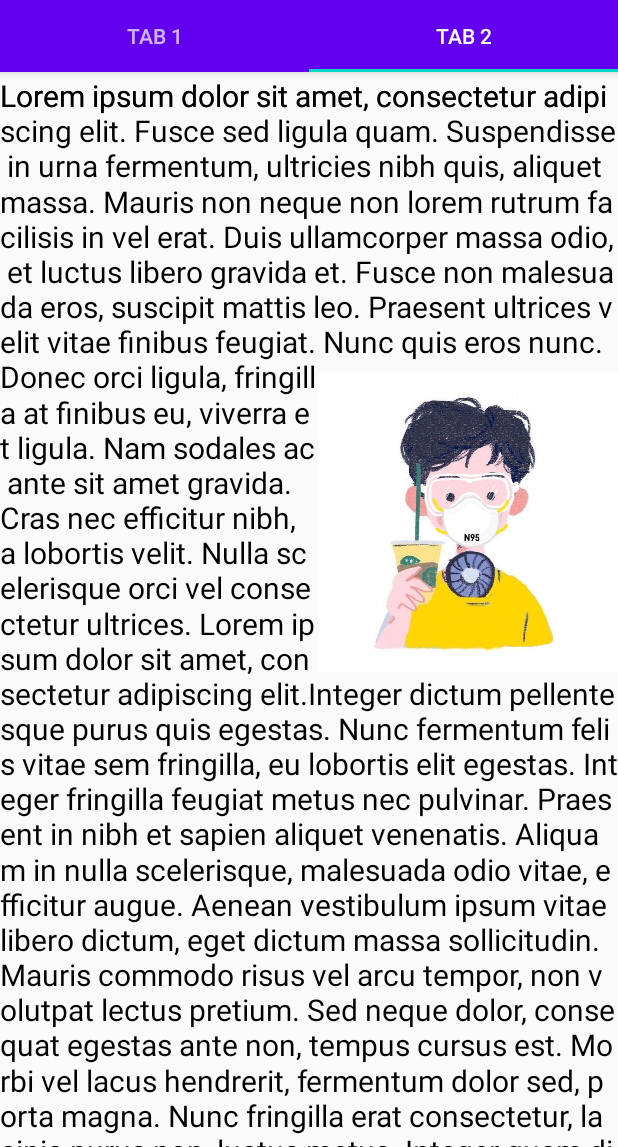
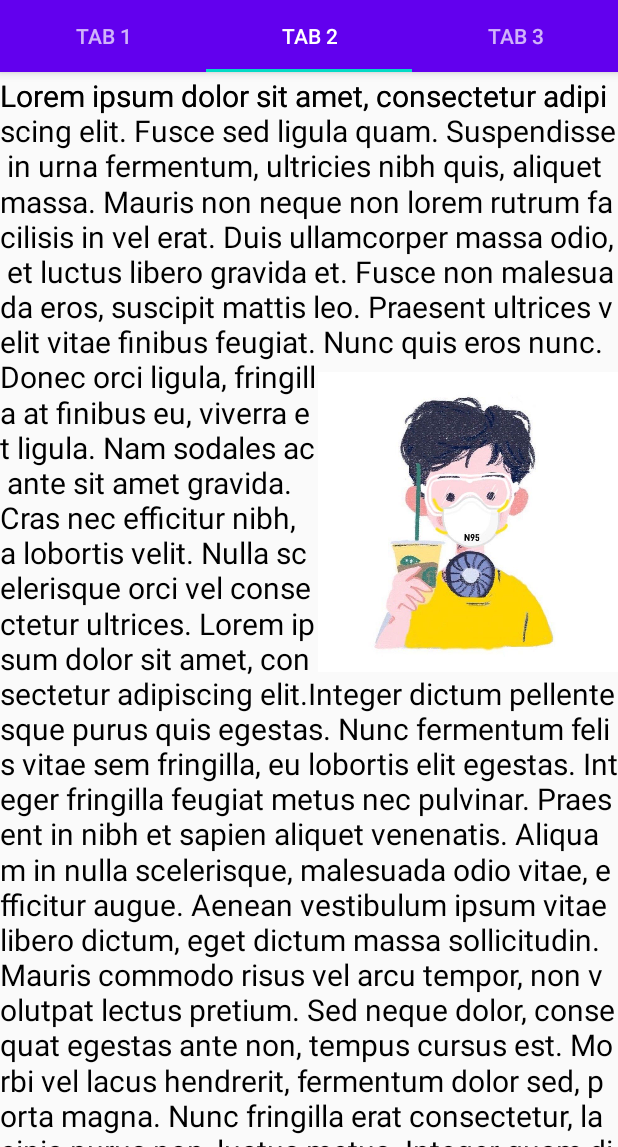
Before and after one commit to ZhangHowie/CustomViewProject, an Android app: the screen it shows after launch (MainActivity), tab 2 chosen, on a phone screen of 412 x 824 dp, the part 89-1236 px from its top. Run offline under Robolectric (Android 15) with nearby library versions, the phone set to English and light mode, and no system bars; 1 statement that could not run was skipped.

Commit message:
上传Canvas几何变换相关学习代码

```diff
--- /dev/null
+++ b/drawtext/src/main/java/com/example/drawtext/ui/custom/CanvasClipView.kt
@@ -0,0 +1,147 @@
+package com.example.drawtext.ui.custom
+
+import android.content.Context
+import android.content.res.Resources
+import android.graphics.Camera
+import android.graphics.Canvas
+import android.graphics.Paint
+import android.graphics.RectF
+import android.util.AttributeSet
+import android.view.View
+import com.example.drawtext.ui.custom.MultiLinesView.Companion.getAvatarBitmap
+import com.howie.customviewproject.util.toPx
+
+class CanvasClipView(ctx: Context, attrs: AttributeSet?) : View(ctx, attrs) {
+
+
+    private val bitmapWidth = 200.toPx()
+    private val drawOffset = 100.toPx()
+    private val paint = Paint(Paint.ANTI_ALIAS_FLAG)
+
+    private val camera = Camera()
+
+    private val bitmap = getAvatarBitmap(bitmapWidth, resources)
+
+    val clipRectF = RectF(
+        drawOffset,
+        drawOffset,
+        drawOffset + bitmapWidth,
+        drawOffset + bitmapWidth / 2
+    )
+
+    init {
+        camera.setLocation(0f, 0f, -3 * Resources.getSystem().displayMetrics.density)
+    }
+
+    override fun draw(canvas: Canvas) {
+        super.draw(canvas)
+
+//        drawWIthClip(canvas)
+//        drawWithCamera(canvas)
+//        drawWithCameraClip(canvas)
+//        firstClipAndUseCamera(canvas)
+        drawWithCameraClipInclined(canvas)
+
+    }
+
+    private fun drawWIthClip(canvas: Canvas) {
+        canvas.save()
+
+        canvas.clipRect(clipRectF)
+        canvas.drawBitmap(bitmap, drawOffset, drawOffset, paint)
+        canvas.restore()
+    }
+
+
+    /**
+     * 通过Camera绘制直放大的图形
+     */
+    private fun drawWithCamera(canvas: Canvas) {
+        canvas.save()
+        camera.rotateX(30f)
+        canvas.translate(drawOffset + bitmapWidth / 2, drawOffset + bitmapWidth / 2)
+        camera.applyToCanvas(canvas)
+        canvas.translate(-(drawOffset + bitmapWidth / 2), -(drawOffset + bitmapWidth / 2))
+        canvas.drawBitmap(bitmap, drawOffset, drawOffset, paint)
+        canvas.restore()
+    }
+
+    /**
+     * 通过Camera绘制直一半放大的图形
+     */
+    private fun drawWithCameraClip(canvas: Canvas) {
+
+        canvas.save()
+        canvas.translate(drawOffset + bitmapWidth / 2, drawOffset + bitmapWidth / 2)
+        canvas.clipRect(-bitmapWidth / 2, -bitmapWidth / 2, bitmapWidth / 2, 0f)
+        canvas.translate(-(drawOffset + bitmapWidth / 2), -(drawOffset + bitmapWidth / 2))
+        canvas.drawBitmap(bitmap, drawOffset, drawOffset, paint)
+        canvas.restore()
+
+        canvas.save()
+        camera.rotateX(30f)
+        canvas.translate(drawOffset + bitmapWidth / 2, drawOffset + bitmapWidth / 2)
+        camera.applyToCanvas(canvas)
+        canvas.clipRect(-bitmapWidth / 2, 0f, bitmapWidth / 2, bitmapWidth / 2)
+        canvas.translate(-(drawOffset + bitmapWidth / 2), -(drawOffset + bitmapWidth / 2))
+        canvas.drawBitmap(bitmap, drawOffset, drawOffset, paint)
+        canvas.restore()
+
+    }
+
+    /**
+     * 通过Camera绘制直一半放大的图形
+     * 先裁切，再去做翻页效果
+     */
+    private fun firstClipAndUseCamera(canvas: Canvas) {
+        canvas.save()
+        canvas.clipRect(clipRectF)
+        canvas.drawBitmap(bitmap, drawOffset, drawOffset, paint)
+        canvas.restore()
+
+        canvas.save()
+        camera.rotateX(30f)
+        canvas.translate(drawOffset + bitmapWidth / 2, drawOffset + bitmapWidth / 2)
+        camera.applyToCanvas(canvas)
+        canvas.translate(-(drawOffset + bitmapWidth / 2), -(drawOffset + bitmapWidth / 2))
+        canvas.clipRect(
+            drawOffset,
+            drawOffset + bitmapWidth / 2,
+            drawOffset + bitmapWidth,
+            drawOffset + bitmapWidth
+        )
+        canvas.drawBitmap(bitmap, drawOffset, drawOffset, paint)
+        canvas.restore()
+
+    }
+
+    /**
+     * 通过Camera绘制直放大的图形
+     */
+    private fun drawWithCameraClipInclined(canvas: Canvas) {
+        canvas.save()
+        canvas.translate(drawOffset + bitmapWidth / 2, drawOffset + bitmapWidth / 2)
+        canvas.rotate(-30f)
+
+        //因为旋转了30度，所以我们裁切的范围需要更大，否则就会有一些本应该在的内容被裁掉
+        canvas.clipRect(-bitmapWidth, -bitmapWidth, bitmapWidth, 0f)
+
+        canvas.rotate(30f)
+        canvas.translate(-(drawOffset + bitmapWidth / 2), -(drawOffset + bitmapWidth / 2))
+        canvas.drawBitmap(bitmap, drawOffset, drawOffset, paint)
+        canvas.restore()
+
+        canvas.save()
+        canvas.translate(drawOffset + bitmapWidth / 2, drawOffset + bitmapWidth / 2)
+        canvas.rotate(-30f)
+        camera.rotateX(30f)
+        camera.applyToCanvas(canvas)
+
+        //因为旋转了30度，所以我们裁切的范围需要更大，否则就会有一些本应该在的内容被裁掉
+        canvas.clipRect(-bitmapWidth, 0f, bitmapWidth, bitmapWidth)
+        canvas.rotate(30f)
+        canvas.translate(-(drawOffset + bitmapWidth / 2), -(drawOffset + bitmapWidth / 2))
+        canvas.drawBitmap(bitmap, drawOffset, drawOffset, paint)
+        canvas.restore()
+    }
+}
--- a/drawtext/src/main/java/com/example/drawtext/ui/custom/MultiLinesView.kt
+++ b/drawtext/src/main/java/com/example/drawtext/ui/custom/MultiLinesView.kt
@@ -1,6 +1,7 @@
 package com.example.drawtext.ui.custom
 
 import android.content.Context
+import android.content.res.Resources
 import android.graphics.*
 import android.text.StaticLayout
 import android.text.TextPaint
@@ -23,9 +24,9 @@ class MultiLinesView(ctx: Context, attrs: AttributeSet?) : View(ctx, attrs) {
 
     private val bitmapOffset = 200.toPx()
 
-    private val bitmapWidth = 200.toPx().toInt()
+    private val bitmapWidth = 200.toPx()
 
-    private val bitmap = getAvatarBitmap(bitmapWidth)
+    private val bitmap = getAvatarBitmap(bitmapWidth, resources)
 
     override fun onDraw(canvas: Canvas) {
         super.onDraw(canvas)
@@ -158,17 +159,20 @@ class MultiLinesView(ctx: Context, attrs: AttributeSet?) : View(ctx, attrs) {
 
     }
 
-    private fun getAvatarBitmap(width: Int): Bitmap {
+    companion object {
+        fun getAvatarBitmap(width: Float, resources: Resources): Bitmap {
             val options = BitmapFactory.Options()
 
             options.inJustDecodeBounds = true
             BitmapFactory.decodeResource(resources, R.drawable.howie_avatar, options)
             options.inJustDecodeBounds = false
             options.inDensity = options.outWidth
-        options.inTargetDensity = width
+            options.inTargetDensity = width.toInt()
 
             return BitmapFactory.decodeResource(resources, R.drawable.howie_avatar, options)
 
         }
+    }
+
 
 }
--- a/drawtext/src/main/java/com/example/drawtext/ui/custom/TextMeasuredView.kt
+++ b/drawtext/src/main/java/com/example/drawtext/ui/custom/TextMeasuredView.kt
@@ -50,7 +50,7 @@ class TextMeasuredView(ctx: Context, attrs: AttributeSet?) : View(ctx, attrs) {
         //文字相对居中, 适合可变字体
         drawTextRelativeCenter(canvas)
 
-        drawTextInViewTopLeft(canvas)
+//        drawTextInViewTopLeft(canvas)
 
     }
 
--- a/drawtext/src/main/java/com/example/drawtext/ui/main/PlaceholderFragment.kt
+++ b/drawtext/src/main/java/com/example/drawtext/ui/main/PlaceholderFragment.kt
@@ -20,7 +20,8 @@ class PlaceholderFragment : Fragment() {
 
     private val layoutMap = mapOf(
         Pair(0, R.layout.fragment_custom_text),
-        Pair(1, R.layout.fragment_multi_lines_text)
+        Pair(1, R.layout.fragment_multi_lines_text),
+        Pair(2, R.layout.fragment_canvas)
     )
 
     override fun onCreate(savedInstanceState: Bundle?) {
--- a/drawtext/src/main/java/com/example/drawtext/ui/main/SectionsPagerAdapter.kt
+++ b/drawtext/src/main/java/com/example/drawtext/ui/main/SectionsPagerAdapter.kt
@@ -8,7 +8,8 @@ import com.example.drawtext.R
 
 private val TAB_TITLES = arrayOf(
     R.string.tab_text_1,
-    R.string.tab_text_2
+    R.string.tab_text_2,
+    R.string.tab_text_3
 )
 
 /**
@@ -30,6 +31,6 @@ class SectionsPagerAdapter(private val context: Context, fm: FragmentManager) :
 
     override fun getCount(): Int {
         // Show 2 total pages.
-        return 2
+        return 3
     }
 }
--- a/drawtext/src/main/res/values/strings.xml
+++ b/drawtext/src/main/res/values/strings.xml
@@ -2,4 +2,5 @@
     <string name="app_name">DrawText</string>
     <string name="tab_text_1">Tab 1</string>
     <string name="tab_text_2">Tab 2</string>
+    <string name="tab_text_3">Tab 3</string>
 </resources>
```
Also changed, not shown: drawtext/src/main/res/layout/fragment_canvas.xml (added, +16 -0 lines), app/src/main/res/drawable/howie_avatar.png (added). Lines whose indentation alone changed are shown as unchanged.
